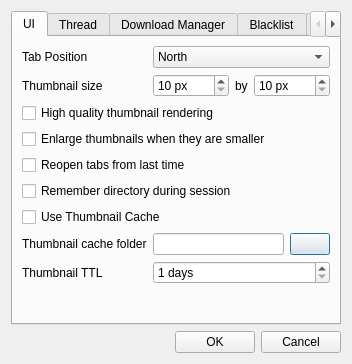
Before: the Qt Designer form uiconfig.ui in chrisdevchroma/fourchan-dl, drawn with Qt 5.
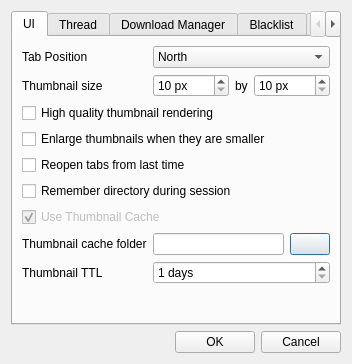
After: the same form once the commit is applied. Icons and pictures are not drawn.

Patch:
```diff
--- a/uiconfig.ui
+++ b/uiconfig.ui
@@ -169,9 +169,15 @@
        </item>
        <item row="6" column="0" colspan="3">
         <widget class="QCheckBox" name="cbUseThumbnailCache">
+         <property name="enabled">
+          <bool>false</bool>
+         </property>
          <property name="text">
           <string>Use Thumbnail Cache</string>
          </property>
+         <property name="checked">
+          <bool>true</bool>
+         </property>
         </widget>
        </item>
        <item row="7" column="0" colspan="2">
```
